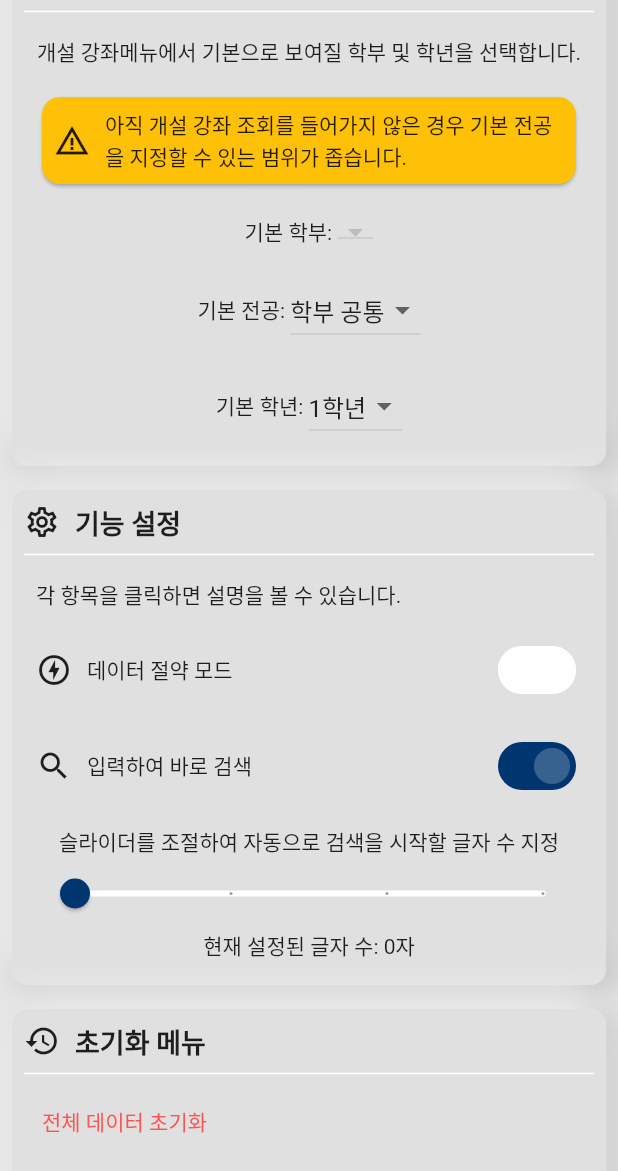
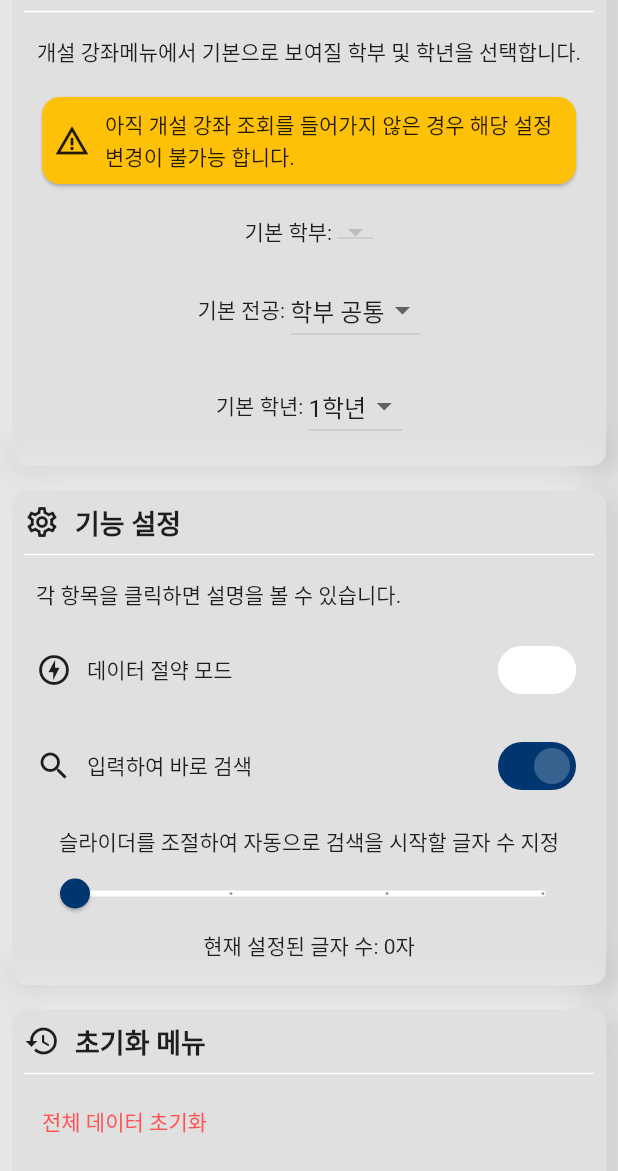
Before and after one commit to sun30812/suwon_mate, a Flutter app: the SettingsPage screen opened by its route, on a phone screen of 412 x 824 dp, the part 65-1236 px from its top. Run offline on Flutter 3.47's test engine with Material 2 defaults, Android fonts, the phone set to English and light mode, and no system bars; our stand-ins replace firebase_core, firebase_database, firebase_remote_config, flutter_html, flutter_riverpod, go_router and 2 more; accounts and stored records are empty; network calls fail.

Commit message:
[hotfix] 특정 상황에서 설정 창 진입 시 아무 화면도 뜨지 않는 문제 해결

```diff
--- a/lib/settings.dart
+++ b/lib/settings.dart
@@ -52,7 +52,7 @@ class _StudentInfoSettingWidgetState extends State<StudentInfoSettingWidget> {
     return const NotiCard(
         icon: Icons.warning_amber,
         color: Colors.amber,
-        message: '아직 개설 강좌 조회를 들어가지 않은 경우 기본 전공을 지정할 수 있는 범위가 좁습니다.');
+        message: '아직 개설 강좌 조회를 들어가지 않은 경우 해당 설정 변경이 불가능 합니다.');
   }
 
   /// 현재 앱의 패키지 정보 및 설정 값을 가져오는 메서드이다.
@@ -106,6 +106,24 @@ class _StudentInfoSettingWidgetState extends State<StudentInfoSettingWidget> {
           if ((snapshot.data as SharedPreferences).containsKey('dpMap')) {
             Map subMap = jsonDecode(
                 (snapshot.data as SharedPreferences).getString('dpMap')!);
+            if (subMap.isEmpty) {
+              return InfoCard(
+                  icon: Icons.school_outlined,
+                  title: '학생 정보',
+                  detail: Column(
+                    mainAxisAlignment: MainAxisAlignment.start,
+                    children: [
+                      const Padding(
+                        padding: EdgeInsets.all(8.0),
+                        child: Text('개설 강좌메뉴에서 기본으로 보여질 학부 및 학년을 선택합니다.'),
+                      ),
+                      Padding(
+                        padding: const EdgeInsets.all(8.0),
+                        child: noSyncWarning(),
+                      ),
+                    ],
+                  ));
+            }
             subDropdownList = (subMap.keys.toList() as List<String>)
                 .map((dat) => DropdownMenuItem(
                       value: dat,
```
